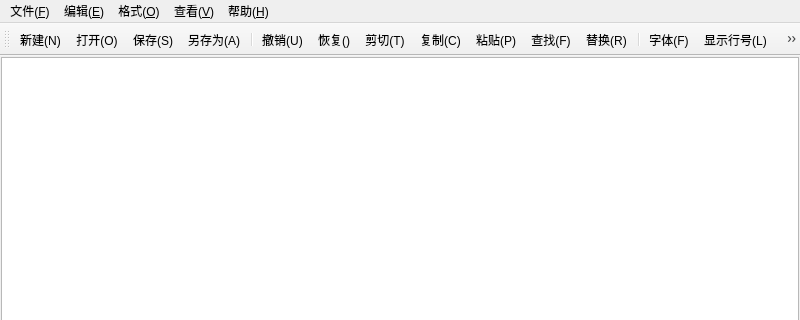
The window that lab2/mainwindow.ui (suyisora/QtCourse) describes before a commit, drawn with Qt 5; both pictures show x 0 to 800 and y 0 to 320 of the 800 by 600 pixel window.
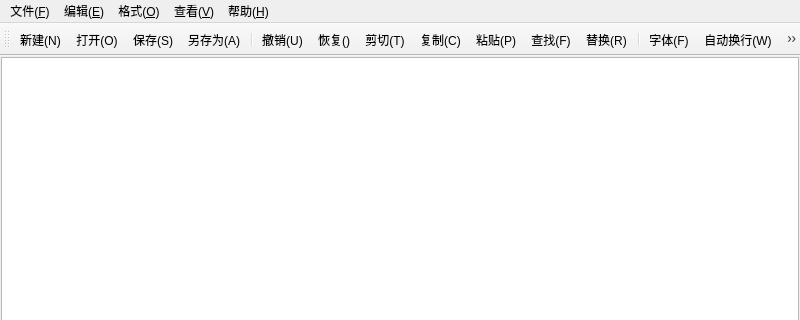
The same window after the commit. Icons and pictures are not drawn.

Commit message: lab2第九次推送

```diff
--- a/lab2/mainwindow.ui
+++ b/lab2/mainwindow.ui
@@ -121,6 +121,7 @@
    <addaction name="actionReplace"/>
    <addaction name="separator"/>
    <addaction name="actionFont"/>
+   <addaction name="actionLineWrap"/>
    <addaction name="actionLineNumber"/>
    <addaction name="actionFontColor"/>
    <addaction name="actionEditorColor"/>
```
Left out of the diff: 2 changed lines with no effect on the pictures. The commit also changes 2 other files.
